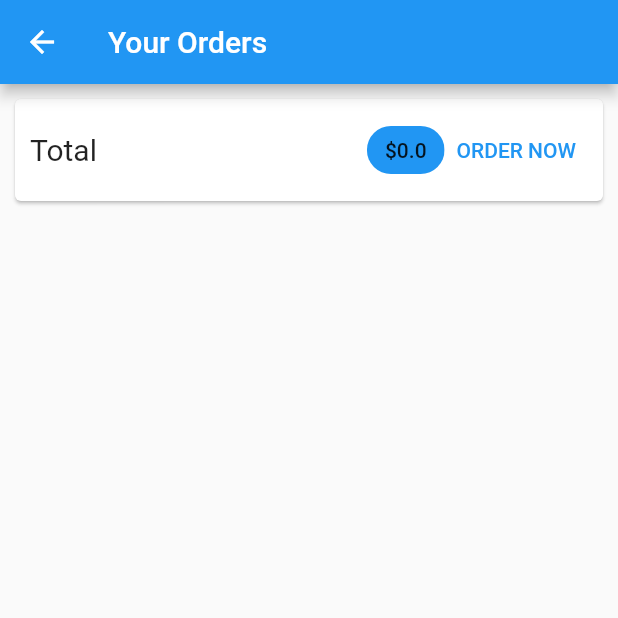
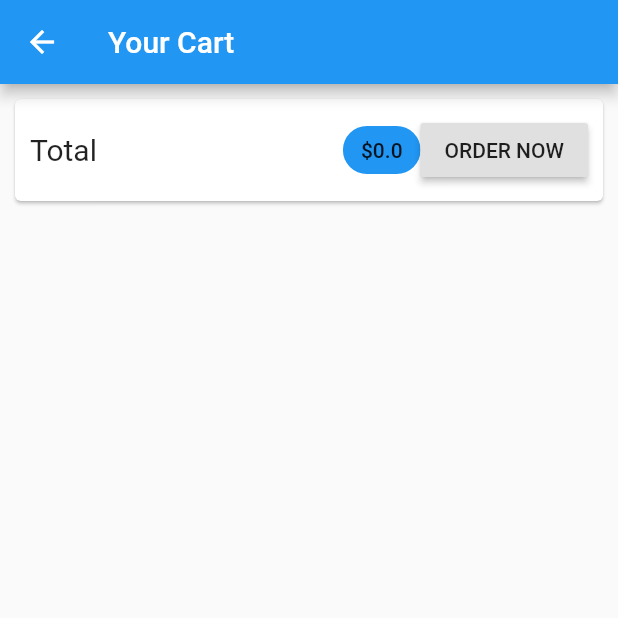
Before and after one commit to AnuragSingh183/Shop-App, a Flutter app: the CartScreen screen opened by its route, after a tap on "ORDER NOW", on a phone screen of 412 x 824 dp, the top half of it. Run offline on Flutter 3.47's test engine with Material 2 defaults, Android fonts, the phone set to English and light mode, and no system bars; network calls fail.

Commit message:
order screen updated

```diff
--- a/lib/main.dart
+++ b/lib/main.dart
@@ -21,7 +21,9 @@ class MyApp extends StatelessWidget {
           create: (context) => Products(),
         ),
         ChangeNotifierProvider(create: (context) => Cart()),
-        ChangeNotifierProvider(create: (context) => Orders()),
+        ChangeNotifierProvider(
+          create: (context) => Orders(),
+        ),
       ],
       child: MaterialApp(
         title: 'Shop App',
--- a/lib/providers/carts.dart
+++ b/lib/providers/carts.dart
@@ -57,5 +57,6 @@ class Cart with ChangeNotifier {
 
   void clear() {
     _items = {};
+    notifyListeners(); //will clear the items in the cartscreen
   }
 }
--- a/lib/providers/orders.dart
+++ b/lib/providers/orders.dart
@@ -14,7 +14,7 @@ class Orders with ChangeNotifier {
   List<OrderItem> _orders = [];
 
   List<OrderItem> get orders {
-    return [...orders];
+    return [..._orders];
   }
 
   void addOrders(List<cartItem> cartproducts, double total) {
--- a/lib/screens/cart_screen.dart
+++ b/lib/screens/cart_screen.dart
@@ -13,7 +13,7 @@ class CartScreen extends StatelessWidget {
         Provider.of<Cart>(context); //<> contains the class with change notifier
     return Scaffold(
       appBar: AppBar(
-        title: Text("Your Orders"),
+        title: Text("Your Cart"),
       ),
       body: Column(
         children: [
@@ -33,7 +33,7 @@ class CartScreen extends StatelessWidget {
                       label: Text('\$${wish.totalAmount}'),
                       backgroundColor: Theme.of(context).primaryColor,
                     ),
-                    TextButton(
+                    RaisedButton(
                         onPressed: () {
                           Provider.of<Orders>(context, listen: false).addOrders(
                               wish.items.values.toList(), wish.totalAmount);
--- a/lib/widgets/drawer.dart
+++ b/lib/widgets/drawer.dart
@@ -9,14 +9,14 @@ class AppDrawer extends StatelessWidget {
         children: [
           AppBar(
             title: Text("SUP"),
-            automaticallyImplyLeading: false,
+            automaticallyImplyLeading: false, //will never add a back button
           ),
           Divider(),
           ListTile(
             leading: Icon(Icons.shop),
             title: Text("Shop"),
             onTap: () {
-              Navigator.of(context).pushReplacementNamed("/");
+              Navigator.of(context).pushNamed("/");
             },
           ),
           Divider(),
@@ -24,7 +24,7 @@ class AppDrawer extends StatelessWidget {
             leading: Icon(Icons.payment),
             title: Text("orders"),
             onTap: () {
-              Navigator.of(context).pushReplacementNamed(OrderScreen.routename);
+              Navigator.of(context).pushNamed(OrderScreen.routename);
             },
           )
         ],
```
